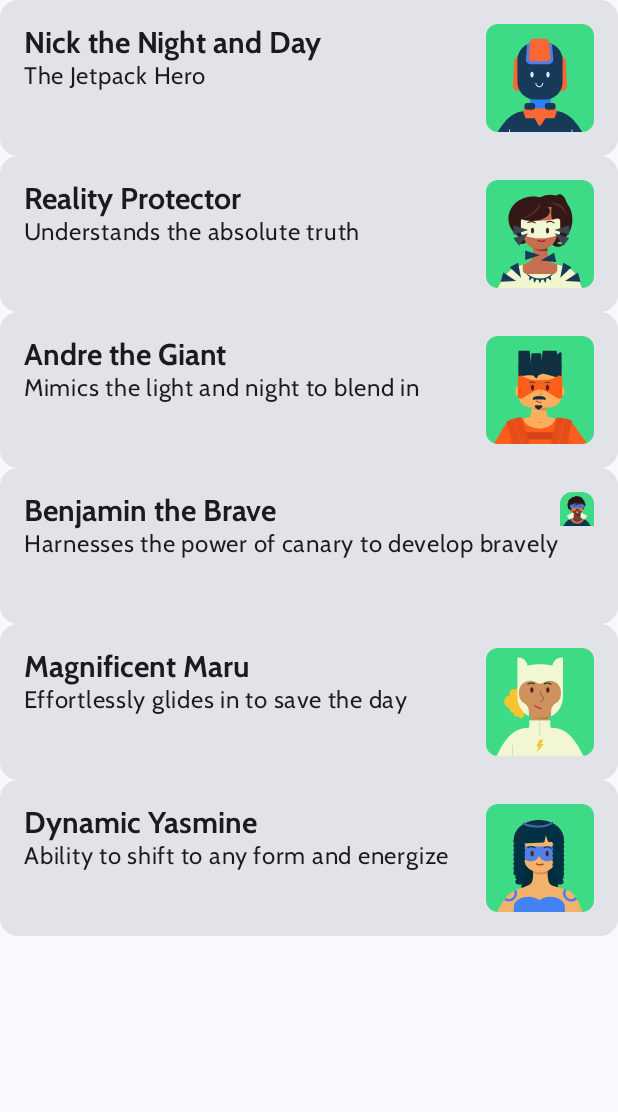
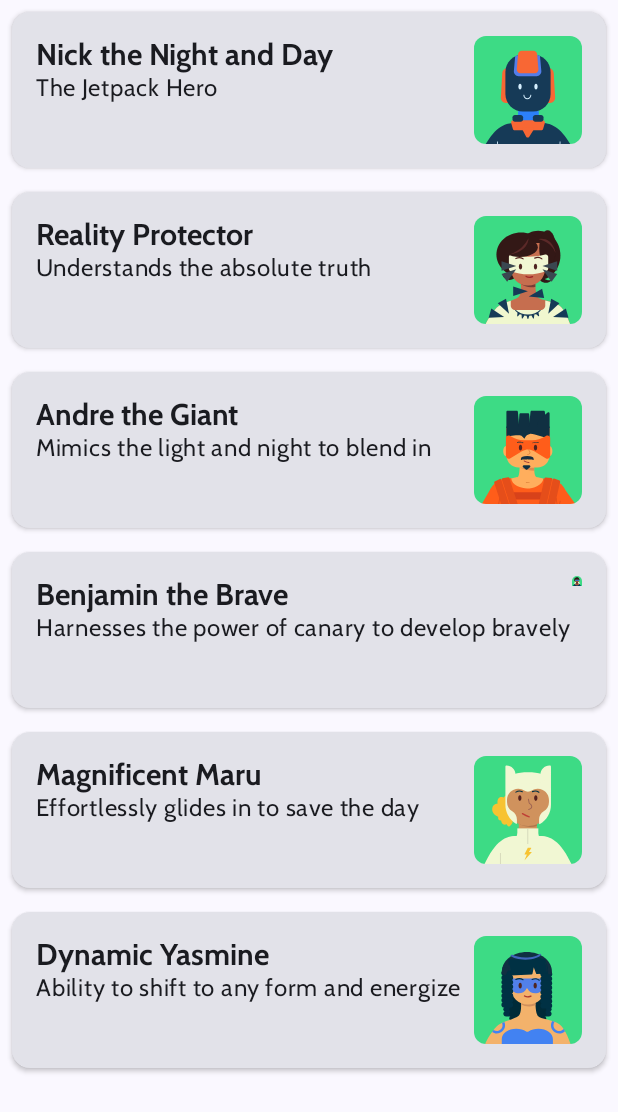
Before and after one commit to Dedaldino-Papelo/Superheroes-ui, an Android app built with Jetpack Compose: the composable HeroesList called with sample values from the repository, on a phone screen of 412 x 824 dp. Shown: the top 1112 px of the screen. Run offline under Robolectric (Android 15) with nearby library versions, the phone set to English and light mode, and no system bars.

Commit message:
fix: Main Activity

```diff
--- a/app/src/main/java/com/example/superhero/MainActivity.kt
+++ b/app/src/main/java/com/example/superhero/MainActivity.kt
@@ -18,6 +18,7 @@ import androidx.compose.foundation.lazy.LazyColumn
 import androidx.compose.foundation.lazy.itemsIndexed
 import androidx.compose.foundation.shape.RoundedCornerShape
 import androidx.compose.material3.Card
+import androidx.compose.material3.CardDefaults
 import androidx.compose.material3.CenterAlignedTopAppBar
 import androidx.compose.material3.ExperimentalMaterial3Api
 import androidx.compose.material3.MaterialTheme
@@ -73,12 +74,12 @@ fun HeroesList(
     heroes: List<Hero>,
     modifier: Modifier = Modifier,
     contentPadding: PaddingValues = PaddingValues(0.dp)) {
-    LazyColumn(){
+    LazyColumn(contentPadding = contentPadding){
         itemsIndexed(heroes){ index, hero ->
             HeroListItem(
                 hero = hero,
                 modifier = Modifier
-                    .padding(8.dp)
+                    .padding(dimensionResource(R.dimen.padding_small))
             )
         }
     }
@@ -86,11 +87,14 @@ fun HeroesList(
 
 @Composable
 fun HeroListItem(hero: Hero, modifier: Modifier = Modifier) {
-    Card() {
+    Card(
+        elevation = CardDefaults.cardElevation(defaultElevation = 2.dp),
+        modifier = modifier
+    ) {
         Row(
             modifier = Modifier
                 .fillMaxWidth()
-                .padding(16.dp)
+                .padding(dimensionResource(R.dimen.padding_medium))
                 .sizeIn(minHeight = 72.dp)
         ) {
             HeroInformation(hero.nameRes, hero.descriptionRes)
@@ -110,12 +114,10 @@ fun HeroInformation(
         Text(
             text = stringResource(heroName),
             style = MaterialTheme.typography.displaySmall,
-            modifier = Modifier
         )
         Text(
             text = stringResource(heroDescription),
             style = MaterialTheme.typography.bodyLarge,
-            modifier = Modifier
         )
     }
 }
```
